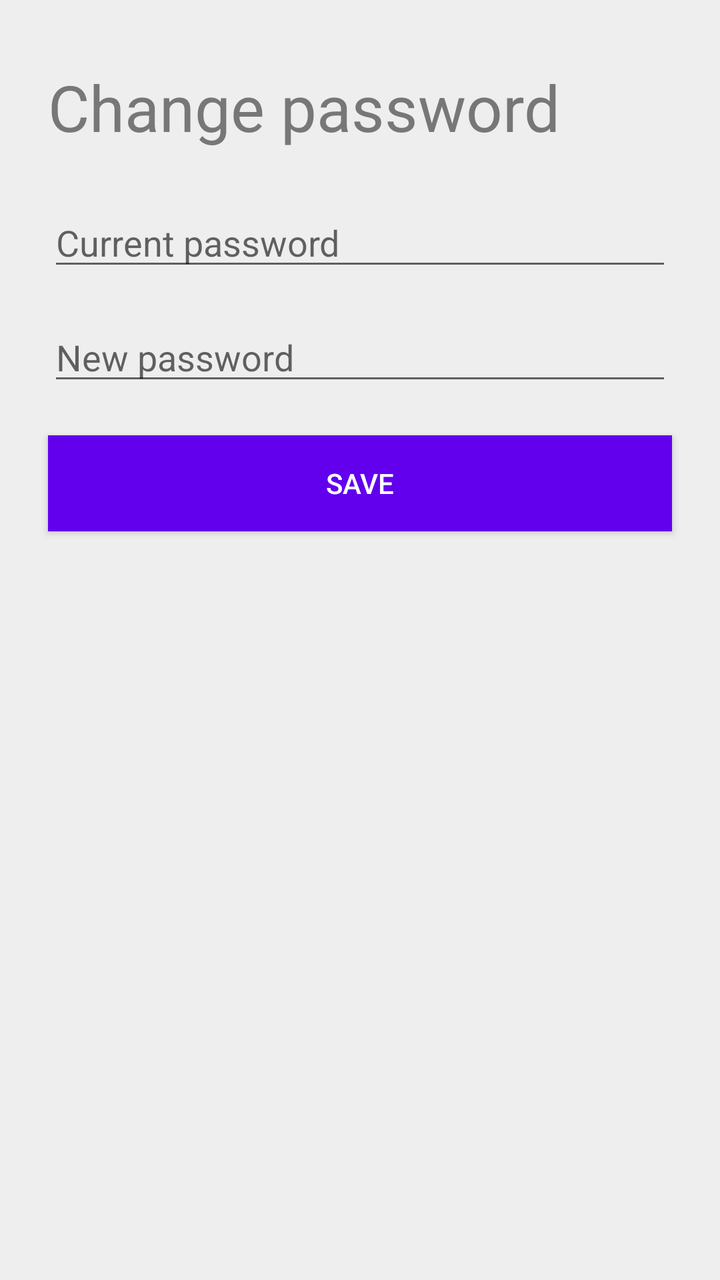
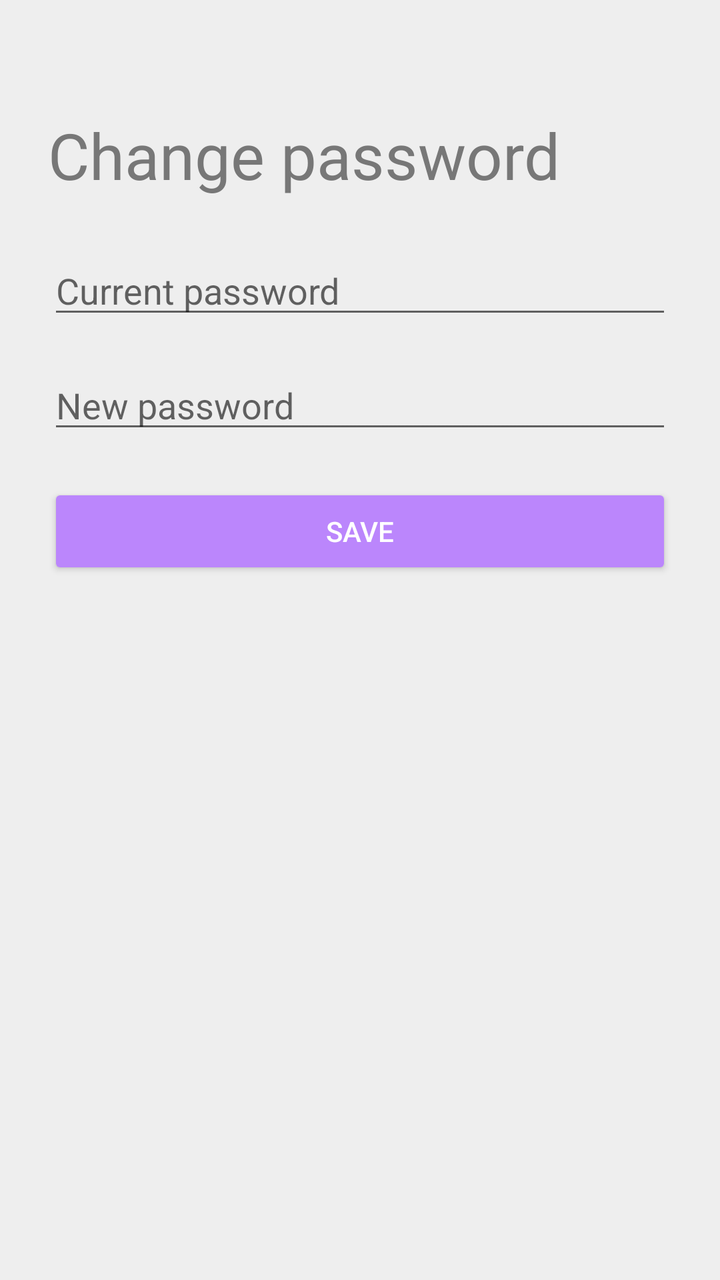

An Android layout rendered at two revisions. The XML below is the earlier revision; the diff shows what the commit changed to produce the second picture.
<!-- AndroidManifest.xml: application theme Theme.EventsApp -->
<!-- res/layout/activity_password.xml -->
<?xml version="1.0" encoding="utf-8"?>
<android.support.constraint.ConstraintLayout xmlns:android="http://schemas.android.com/apk/res/android"
    xmlns:app="http://schemas.android.com/apk/res-auto"
    xmlns:tools="http://schemas.android.com/tools"
    android:layout_width="match_parent"
    android:layout_height="match_parent"
    android:background="#EEEEEE"
    tools:context=".PasswordActivity">

    <TextView
        android:id="@+id/tvChangePassword"
        android:layout_width="0dp"
        android:layout_height="wrap_content"
        android:layout_marginStart="24dp"
        android:layout_marginTop="32dp"
        android:layout_marginEnd="24dp"
        android:text="Change password"
        android:textColor="#777777"
        android:textSize="32sp"
        app:layout_constraintTop_toTopOf="parent"
        app:layout_constraintStart_toStartOf="parent"
        app:layout_constraintEnd_toEndOf="parent" />

    <EditText
        android:id="@+id/etCurrentPassword"
        android:layout_width="0dp"
        android:layout_height="wrap_content"
        android:layout_marginStart="24dp"
        android:layout_marginTop="24dp"
        android:layout_marginEnd="24dp"
        android:hint="Current password"
        android:inputType="textPassword"
        app:layout_constraintTop_toBottomOf="@id/tvChangePassword"
        app:layout_constraintStart_toStartOf="parent"
        app:layout_constraintEnd_toEndOf="parent" />

    <EditText
        android:id="@+id/etNewPassword"
        android:layout_width="0dp"
        android:layout_height="wrap_content"
        android:layout_marginStart="24dp"
        android:layout_marginTop="16dp"
        android:layout_marginEnd="24dp"
        android:hint="New password"
        android:inputType="textPassword"
        app:layout_constraintTop_toBottomOf="@id/etCurrentPassword"
        app:layout_constraintStart_toStartOf="parent"
        app:layout_constraintEnd_toEndOf="parent" />

    <Button
        android:id="@+id/btnSavePassword"
        android:layout_width="0dp"
        android:layout_height="wrap_content"
        android:layout_marginStart="24dp"
        android:layout_marginTop="20dp"
        android:layout_marginEnd="24dp"
        android:background="#6200EE"
        android:text="SAVE"
        android:textColor="#FFFFFF"
        app:layout_constraintTop_toBottomOf="@id/etNewPassword"
        app:layout_constraintStart_toStartOf="parent"
        app:layout_constraintEnd_toEndOf="parent" />

</android.support.constraint.ConstraintLayout>
<!-- resources referenced by this layout -->
<resources>
  <style name="Theme.EventsApp" parent="Theme.AppCompat.Light.DarkActionBar">
          
          <item name="colorPrimary">@color/purple_500</item>
          <item name="colorPrimaryDark">@color/purple_700</item>
          <item name="colorAccent">@color/teal_200</item>
          
      </style>
  <color name="purple_500">#FF6200EE</color>
  <color name="purple_700">#FF3700B3</color>
  <color name="teal_200">#FF03DAC5</color>
</resources>

<!-- the commit's change to res/layout/activity_password.xml (unified diff, before → after) -->
@@ -1,64 +1,55 @@
 <?xml version="1.0" encoding="utf-8"?>
-<android.support.constraint.ConstraintLayout xmlns:android="http://schemas.android.com/apk/res/android"
-    xmlns:app="http://schemas.android.com/apk/res-auto"
-    xmlns:tools="http://schemas.android.com/tools"
+<LinearLayout xmlns:android="http://schemas.android.com/apk/res/android"
     android:layout_width="match_parent"
     android:layout_height="match_parent"
-    android:background="#EEEEEE"
-    tools:context=".PasswordActivity">
+    android:orientation="vertical"
+    android:background="@color/light_gray"
+    android:padding="24dp">
+
+    <Space
+        android:layout_width="match_parent"
+        android:layout_height="32dp" />
 
     <TextView
         android:id="@+id/tvChangePassword"
-        android:layout_width="0dp"
+        android:layout_width="match_parent"
         android:layout_height="wrap_content"
-        android:layout_marginStart="24dp"
-        android:layout_marginTop="32dp"
-        android:layout_marginEnd="24dp"
-        android:text="Change password"
-        android:textColor="#777777"
-        android:textSize="32sp"
-        app:layout_constraintTop_toTopOf="parent"
-        app:layout_constraintStart_toStartOf="parent"
-        app:layout_constraintEnd_toEndOf="parent" />
+        android:text="@string/change_password"
+        android:textColor="@color/gray_text"
+        android:textSize="32sp" />
+
+    <Space
+        android:layout_width="match_parent"
+        android:layout_height="24dp" />
 
     <EditText
         android:id="@+id/etCurrentPassword"
-        android:layout_width="0dp"
+        android:layout_width="match_parent"
         android:layout_height="wrap_content"
-        android:layout_marginStart="24dp"
-        android:layout_marginTop="24dp"
-        android:layout_marginEnd="24dp"
-        android:hint="Current password"
-        android:inputType="textPassword"
-        app:layout_constraintTop_toBottomOf="@id/tvChangePassword"
-        app:layout_constraintStart_toStartOf="parent"
-        app:layout_constraintEnd_toEndOf="parent" />
+        android:hint="@string/current_password"
+        android:inputType="textPassword" />
+
+    <Space
+        android:layout_width="match_parent"
+        android:layout_height="16dp" />
 
     <EditText
         android:id="@+id/etNewPassword"
-        android:layout_width="0dp"
+        android:layout_width="match_parent"
         android:layout_height="wrap_content"
-        android:layout_marginStart="24dp"
-        android:layout_marginTop="16dp"
-        android:layout_marginEnd="24dp"
-        android:hint="New password"
-        android:inputType="textPassword"
-        app:layout_constraintTop_toBottomOf="@id/etCurrentPassword"
-        app:layout_constraintStart_toStartOf="parent"
-        app:layout_constraintEnd_toEndOf="parent" />
+        android:hint="@string/new_password"
+        android:inputType="textPassword" />
+
+    <Space
+        android:layout_width="match_parent"
+        android:layout_height="20dp" />
 
     <Button
         android:id="@+id/btnSavePassword"
-        android:layout_width="0dp"
+        android:layout_width="match_parent"
         android:layout_height="wrap_content"
-        android:layout_marginStart="24dp"
-        android:layout_marginTop="20dp"
-        android:layout_marginEnd="24dp"
-        android:background="#6200EE"
-        android:text="SAVE"
-        android:textColor="#FFFFFF"
-        app:layout_constraintTop_toBottomOf="@id/etNewPassword"
-        app:layout_constraintStart_toStartOf="parent"
-        app:layout_constraintEnd_toEndOf="parent" />
+        android:text="@string/save_upper"
+        android:backgroundTint="@color/purple_200"
+        android:textColor="@color/white" />
 
-</android.support.constraint.ConstraintLayout>
+</LinearLayout>
<!-- resource entries referenced after the edit -->
@@ -1,5 +1,13 @@
 <!-- resources referenced by this layout -->
 <resources>
+  <color name="gray_text">#777777</color>
+  <color name="light_gray">#EEEEEE</color>
+  <color name="purple_200">#FFBB86FC</color>
+  <color name="white">#FFFFFF</color>
+  <string name="change_password">Change password</string>
+  <string name="current_password">Current password</string>
+  <string name="new_password">New password</string>
+  <string name="save_upper">SAVE</string>
   <style name="Theme.EventsApp" parent="Theme.AppCompat.Light.DarkActionBar">
           
           <item name="colorPrimary">@color/purple_500</item>
